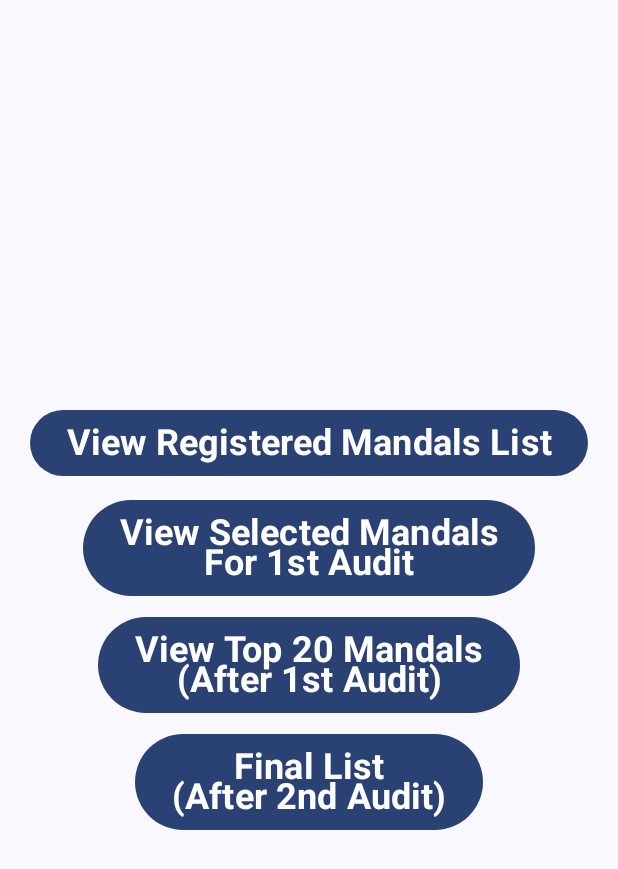
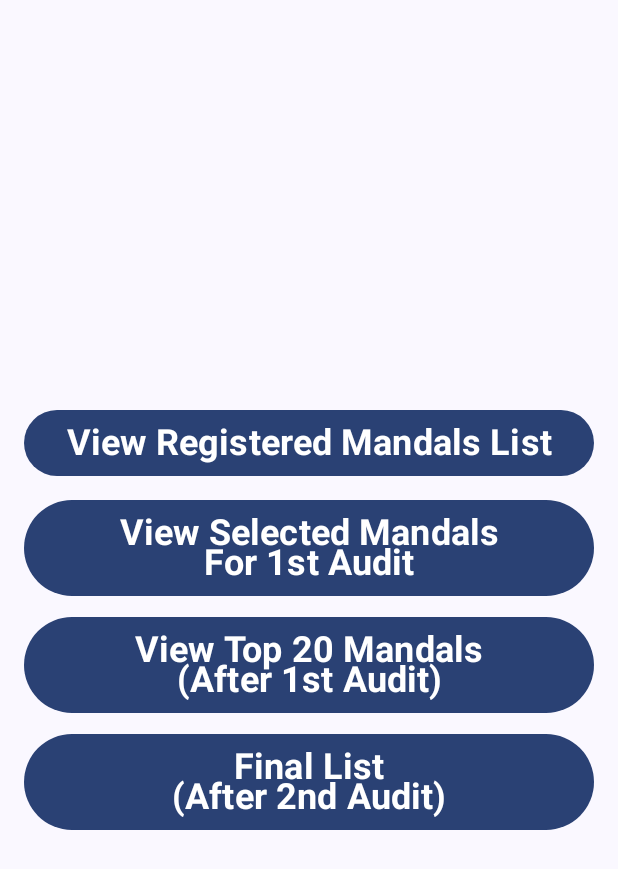
Before and after one commit to Soham-03/Ganesh_Mandal, an Android app built with Jetpack Compose: the AdminOptions screen opened directly, with no data from a screen before it, on a phone screen of 412 x 824 dp. Shown: the top 869 px of the screen. Run offline under Robolectric (Android 15) with nearby library versions, the phone set to English and light mode, and no system bars.

Commit message:
changes made in ui

```diff
--- a/app/src/main/java/com/gdsc/ganeshmandal/AdminOptions.kt
+++ b/app/src/main/java/com/gdsc/ganeshmandal/AdminOptions.kt
@@ -8,6 +8,7 @@ import androidx.compose.foundation.layout.Arrangement
 import androidx.compose.foundation.layout.Box
 import androidx.compose.foundation.layout.Column
 import androidx.compose.foundation.layout.fillMaxSize
+import androidx.compose.foundation.layout.fillMaxWidth
 import androidx.compose.foundation.layout.padding
 import androidx.compose.material3.Button
 import androidx.compose.material3.MaterialTheme
@@ -42,43 +43,76 @@ class AdminOptions : ComponentActivity() {
 }
 
 @Composable
-fun AdminOptionsScreen(){
+fun AdminOptionsScreen() {
     val context = LocalContext.current
     Box(
         modifier = Modifier
             .fillMaxSize()
-    ){
+    ) {
         Column(
             horizontalAlignment = Alignment.CenterHorizontally,
             verticalArrangement = Arrangement.spacedBy(14.dp),
             modifier = Modifier
                 .padding(16.dp)
+                .fillMaxWidth()
                 .align(Alignment.Center)
         )
         {
-            Button(onClick = {
+            Button(
+                onClick = {
                     val intent = Intent(context, AllRegisteredMandalsList::class.java)
                     context.startActivity(intent)
-            }, ) {
-                Text(text = "View Registered Mandals List", fontSize = 24.sp, fontWeight = FontWeight.Bold, textAlign = TextAlign.Center)
+                },
+                modifier = Modifier.fillMaxWidth()
+            ) {
+                Text(
+                    text = "View Registered Mandals List",
+                    fontSize = 24.sp,
+                    fontWeight = FontWeight.Bold,
+                    textAlign = TextAlign.Center
+                )
             }
-            Button(onClick = {
+            Button(
+                onClick = {
                     val intent = Intent(context, MandalsSelectedFor1stAuditList::class.java)
                     context.startActivity(intent)
-            }, ) {
-                Text(text = "View Selected Mandals\nFor 1st Audit", fontSize = 24.sp, fontWeight = FontWeight.Bold, textAlign = TextAlign.Center)
+                },
+                modifier = Modifier.fillMaxWidth()
+            ) {
+                Text(
+                    text = "View Selected Mandals\nFor 1st Audit",
+                    fontSize = 24.sp,
+                    fontWeight = FontWeight.Bold,
+                    textAlign = TextAlign.Center
+                )
             }
-            Button(onClick = {
+            Button(
+                onClick = {
                     val intent = Intent(context, Top20MandalsAfter1stAudit::class.java)
                     context.startActivity(intent)
-            }, ) {
-                Text(text = "View Top 20 Mandals\n(After 1st Audit)", fontSize = 24.sp, fontWeight = FontWeight.Bold, textAlign = TextAlign.Center)
+                },
+                modifier = Modifier.fillMaxWidth()
+            ) {
+                Text(
+                    text = "View Top 20 Mandals\n(After 1st Audit)",
+                    fontSize = 24.sp,
+                    fontWeight = FontWeight.Bold,
+                    textAlign = TextAlign.Center
+                )
             }
-            Button(onClick = {
+            Button(
+                onClick = {
                     val intent = Intent(context, MandalFinalListAfter2ndAudit::class.java)
                     context.startActivity(intent)
-            }, ) {
-                Text(text = "Final List\n(After 2nd Audit)", fontSize = 24.sp, fontWeight = FontWeight.Bold, textAlign = TextAlign.Center)
+                },
+                modifier = Modifier.fillMaxWidth()
+            ) {
+                Text(
+                    text = "Final List\n(After 2nd Audit)",
+                    fontSize = 24.sp,
+                    fontWeight = FontWeight.Bold,
+                    textAlign = TextAlign.Center
+                )
             }
         }
     }
--- a/app/src/main/java/com/gdsc/ganeshmandal/ui/theme/MandalIndividualAuditSingleRow.kt
+++ b/app/src/main/java/com/gdsc/ganeshmandal/ui/theme/MandalIndividualAuditSingleRow.kt
@@ -35,7 +35,7 @@ fun MandalIndividualAuditSingleRow(audit: MandalFinalAudit){
                     context.startActivity(intent)
                 }
                 else{
-                    println("Fuck off")
+                    println("Hello world")
                 }
             }
     ){
```
Lines whose indentation alone changed are shown as unchanged.
